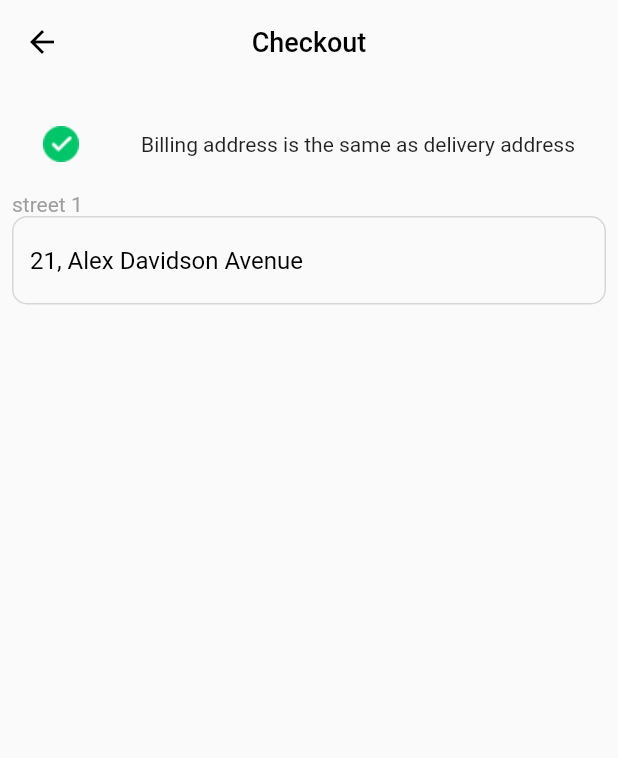
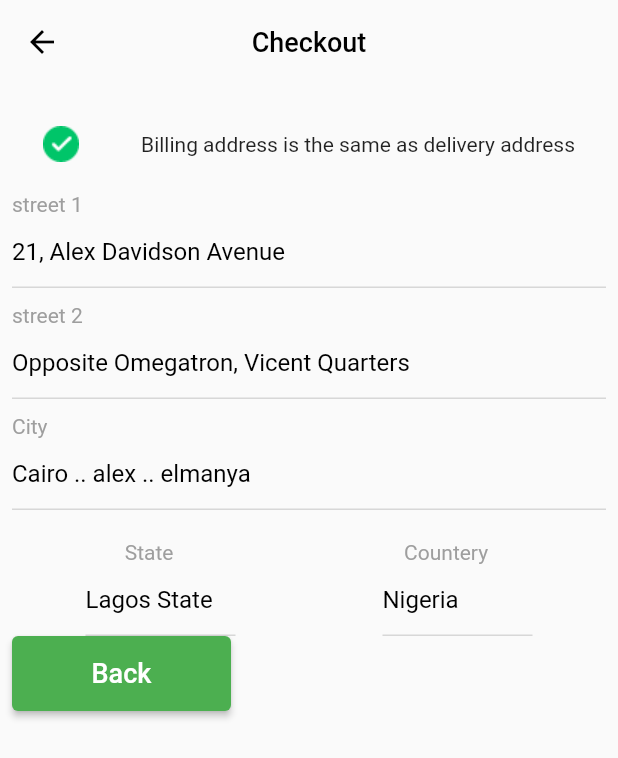
Before and after one commit to abdo-gamal-vip/e_commerce, a Flutter app: the Checkform screen opened directly, on a phone screen of 412 x 824 dp. Shown: the top 758 px of the screen. Run offline on Flutter 3.47's test engine with Material 2 defaults, Android fonts, the phone set to English and light mode, and no system bars; our stand-ins replace cloud_firestore, firebase_auth, firebase_core, flutter_signin_button, flutter_svg, get and 1 more; accounts and stored records are empty.

Commit message:
modified:   lib/views/home/checkout_form.dart

```diff
--- a/lib/views/home/checkout_form.dart
+++ b/lib/views/home/checkout_form.dart
@@ -1,3 +1,4 @@
+import 'package:e_commerce/widgets/small_button.dart';
 import 'package:flutter/material.dart';
 import 'package:flutter/src/foundation/key.dart';
 import 'package:flutter/src/widgets/framework.dart';
@@ -29,7 +30,11 @@ class Checkform extends StatelessWidget {
           )),
       body: Padding(
         padding: const EdgeInsets.all(8.0),
-        child: Column(crossAxisAlignment: CrossAxisAlignment.start, children: [
+        child: SingleChildScrollView(
+          child: Expanded(
+            flex: 5,
+            child:
+                Column(crossAxisAlignment: CrossAxisAlignment.start, children: [
               SizedBox(
                 height: 20,
               ),
@@ -56,15 +61,87 @@ class Checkform extends StatelessWidget {
                       hintStyle: TextStyle(color: Colors.black),
                       focusedBorder: UnderlineInputBorder(
                           borderSide: BorderSide(color: Colors.black)),
-                  border: OutlineInputBorder(
-                    borderRadius: BorderRadius.circular(10),
+                    ),
+                  ),
+                  SizedBox(
+                    height: 10,
+                  ),
+                  Text(
+                    "street 2 ",
+                    style: TextStyle(color: Colors.grey),
+                  ),
+                  TextFormField(
+                    decoration: InputDecoration(
+                      hintText: "Opposite Omegatron, Vicent Quarters",
+                      hintStyle: TextStyle(color: Colors.black),
+                      focusedBorder: UnderlineInputBorder(
+                          borderSide: BorderSide(color: Colors.black)),
+                    ),
+                  ),
+                  SizedBox(
+                    height: 10,
+                  ),
+                  Text(
+                    "City ",
+                    style: TextStyle(color: Colors.grey),
+                  ),
+                  TextFormField(
+                    decoration: InputDecoration(
+                      hintText: "Cairo .. alex .. elmanya",
+                      hintStyle: TextStyle(color: Colors.black),
+                      focusedBorder: UnderlineInputBorder(
+                          borderSide: BorderSide(color: Colors.black)),
+                    ),
+                  ),
+                  SizedBox(
+                    height: 20,
+                  ),
+                  Row(
+                    mainAxisAlignment: MainAxisAlignment.spaceAround,
+                    children: [
+                      Text(
+                        "State ",
+                        style: TextStyle(color: Colors.grey),
+                      ),
+                      Text(
+                        "Countery ",
+                        style: TextStyle(color: Colors.grey),
+                      ),
+                    ],
+                  ),
+                  Row(
+                      mainAxisAlignment: MainAxisAlignment.spaceAround,
+                      children: [
+                        Container(
+                          width: 100,
+                          child: TextFormField(
+                            decoration: InputDecoration(
+                              hintText: "Lagos State",
+                              hintStyle: TextStyle(color: Colors.black),
+                              focusedBorder: UnderlineInputBorder(
+                                  borderSide: BorderSide(color: Colors.black)),
                             ),
                           ),
                         ),
+                        Container(
+                          width: 100,
+                          child: TextFormField(
+                            decoration: InputDecoration(
+                              hintText: "Nigeria",
+                              hintStyle: TextStyle(color: Colors.black),
+                              focusedBorder: UnderlineInputBorder(
+                                  borderSide: BorderSide(color: Colors.black)),
+                            ),
+                          ),
+                        ),
+                      ]),
+                  Row(children: [defSmallButton(txt: "Back", ontap: () {})]),
                 ],
               ),
             ]),
           ),
+        ),
+      ),
     ));
   }
 }
```
Lines whose indentation alone changed are shown as unchanged.
